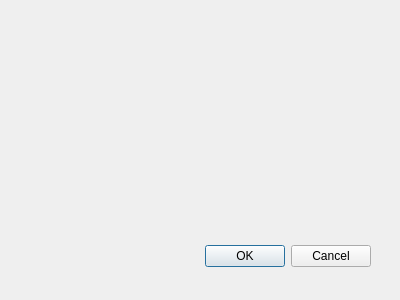
The window that Forms/formdoctor.ui (motherlode-cmd/psyhoQt) describes before a commit, drawn with Qt 5.
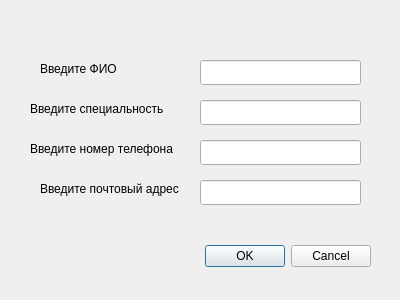
The same window after the commit.

Diff of the .ui file:
```diff
--- a/Forms/formdoctor.ui
+++ b/Forms/formdoctor.ui
@@ -13,6 +13,98 @@
   <property name="windowTitle">
    <string>Dialog</string>
   </property>
+  <widget class="QLabel" name="label_3">
+   <property name="geometry">
+    <rect>
+     <x>30</x>
+     <y>140</y>
+     <width>161</width>
+     <height>17</height>
+    </rect>
+   </property>
+   <property name="text">
+    <string>Введите номер телефона </string>
+   </property>
+  </widget>
+  <widget class="QLabel" name="label_2">
+   <property name="geometry">
+    <rect>
+     <x>30</x>
+     <y>100</y>
+     <width>161</width>
+     <height>17</height>
+    </rect>
+   </property>
+   <property name="text">
+    <string>Введите специальность</string>
+   </property>
+  </widget>
+  <widget class="QLineEdit" name="lineEdit_full_name">
+   <property name="geometry">
+    <rect>
+     <x>200</x>
+     <y>60</y>
+     <width>161</width>
+     <height>25</height>
+    </rect>
+   </property>
+  </widget>
+  <widget class="QLineEdit" name="lineEdit_email">
+   <property name="geometry">
+    <rect>
+     <x>200</x>
+     <y>180</y>
+     <width>161</width>
+     <height>25</height>
+    </rect>
+   </property>
+  </widget>
+  <widget class="QLabel" name="label_4">
+   <property name="geometry">
+    <rect>
+     <x>40</x>
+     <y>180</y>
+     <width>151</width>
+     <height>17</height>
+    </rect>
+   </property>
+   <property name="text">
+    <string>Введите почтовый адрес </string>
+   </property>
+  </widget>
+  <widget class="QLabel" name="label">
+   <property name="geometry">
+    <rect>
+     <x>40</x>
+     <y>60</y>
+     <width>151</width>
+     <height>17</height>
+    </rect>
+   </property>
+   <property name="text">
+    <string>Введите ФИО</string>
+   </property>
+  </widget>
+  <widget class="QLineEdit" name="lineEdit_speciality">
+   <property name="geometry">
+    <rect>
+     <x>200</x>
+     <y>100</y>
+     <width>161</width>
+     <height>25</height>
+    </rect>
+   </property>
+  </widget>
+  <widget class="QLineEdit" name="lineEdit_phone">
+   <property name="geometry">
+    <rect>
+     <x>200</x>
+     <y>140</y>
+     <width>161</width>
+     <height>25</height>
+    </rect>
+   </property>
+  </widget>
   <widget class="QDialogButtonBox" name="buttonBox">
    <property name="geometry">
     <rect>
```
Left out of the diff: 35 changed lines with no effect on the pictures.
